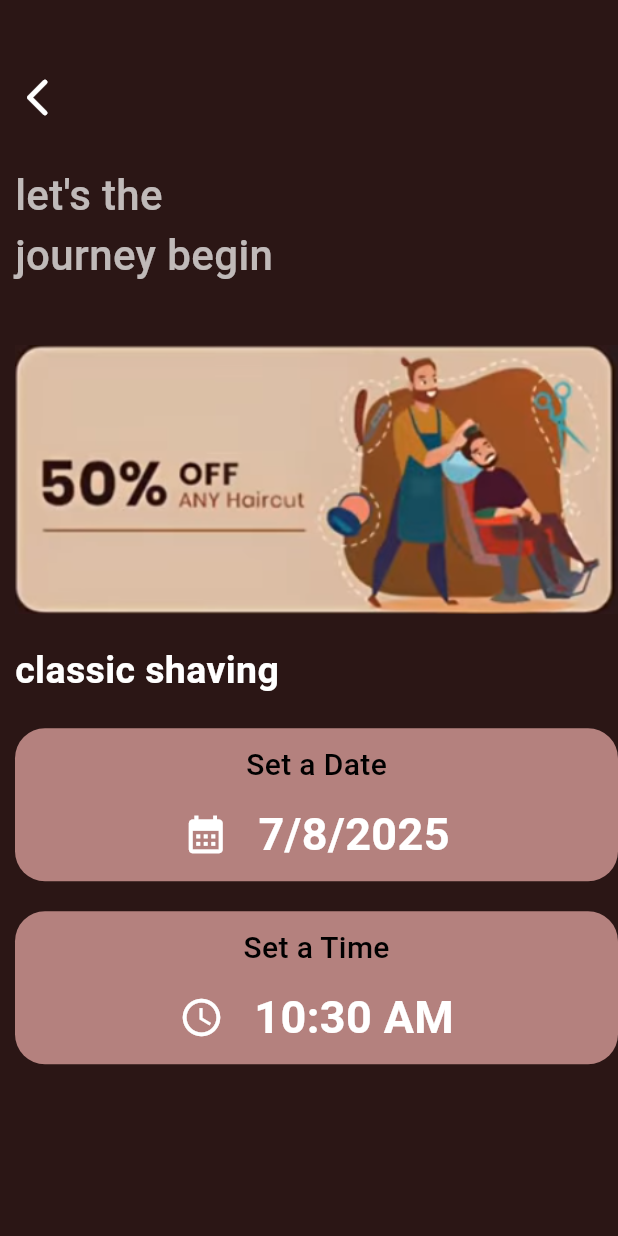
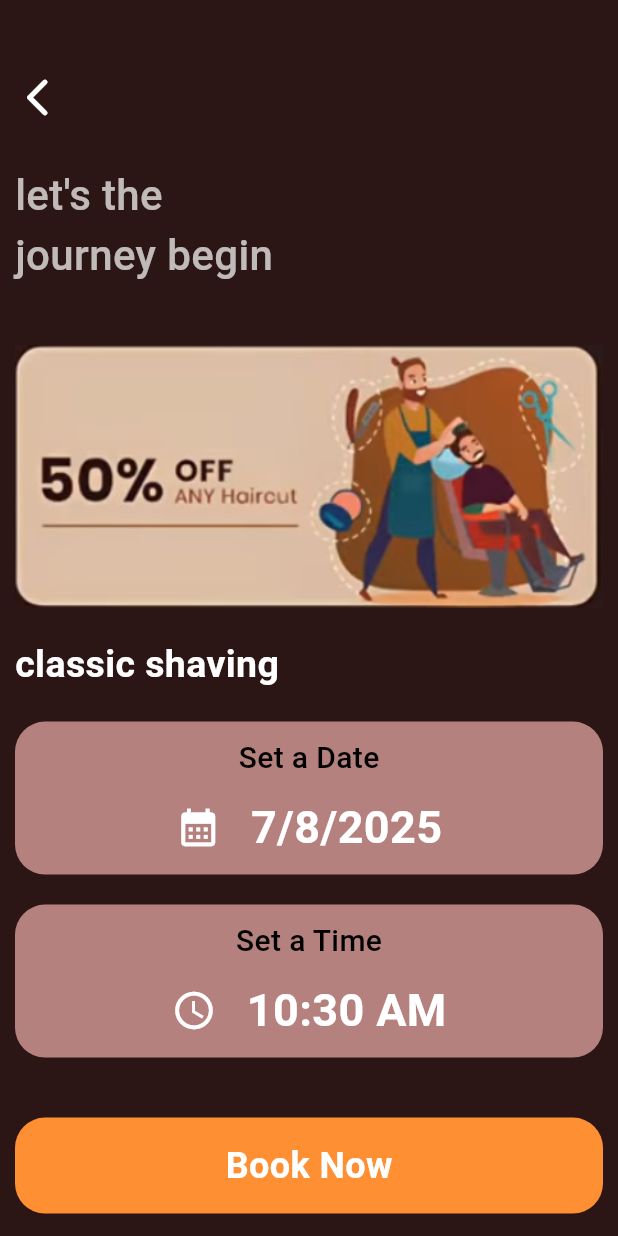
Before and after one commit to AjayHolge/Barber_app, a Flutter app: the Booking screen opened directly, on a phone screen of 412 x 824 dp. Run offline on Flutter 3.47's test engine with Material 3 defaults, Android fonts, the phone set to English and light mode, and no system bars.

Commit message:
Initial Flutter project push

```diff
--- a/lib/pages/booking.dart
+++ b/lib/pages/booking.dart
@@ -43,8 +43,8 @@ class _BookingState extends State<Booking> {
   Widget build(BuildContext context) {
     return Scaffold(
       backgroundColor: Color(0xFF2b1615),
-      body: Container(
-        margin: EdgeInsets.only(left: 10.0),
+      body: SingleChildScrollView(
+        padding: const EdgeInsets.symmetric(horizontal: 10.0),
         child: Column(
           crossAxisAlignment: CrossAxisAlignment.start,
           children: [
@@ -104,9 +104,7 @@ class _BookingState extends State<Booking> {
                   ),
                   SizedBox(height: 10.0),
                   GestureDetector(
-                    onTap: () {
-                      _selectDate(context);
-                    },
+                    onTap: () => _selectDate(context),
                     child: Row(
                       mainAxisAlignment: MainAxisAlignment.center,
                       children: [
@@ -130,7 +128,6 @@ class _BookingState extends State<Booking> {
                 ],
               ),
             ),
-
             SizedBox(height: 20.0),
             Container(
               padding: EdgeInsets.symmetric(vertical: 10.0),
@@ -151,9 +148,7 @@ class _BookingState extends State<Booking> {
                   ),
                   SizedBox(height: 10.0),
                   GestureDetector(
-                    onTap: () {
-                      _selectTime(context);
-                    },
+                    onTap: () => _selectTime(context),
                     child: Row(
                       mainAxisAlignment: MainAxisAlignment.center,
                       children: [
@@ -177,6 +172,32 @@ class _BookingState extends State<Booking> {
                 ],
               ),
             ),
+            SizedBox(height: 40.0),
+            GestureDetector(
+              onTap: () {},
+              child: Container(
+                width: MediaQuery.of(context).size.width,
+                padding: const EdgeInsets.symmetric(
+                  horizontal: 10.0,
+                  vertical: 15.0,
+                ),
+                decoration: BoxDecoration(
+                  color: const Color(0xFFfe8f33),
+                  borderRadius: BorderRadius.circular(20),
+                ),
+                child: Center(
+                  child: Text(
+                    "Book Now",
+                    style: TextStyle(
+                      color: Colors.white,
+                      fontSize: 24.0,
+                      fontWeight: FontWeight.bold,
+                    ),
+                  ),
+                ),
+              ),
+            ),
+            SizedBox(height: 30.0),
           ],
         ),
       ),
```
